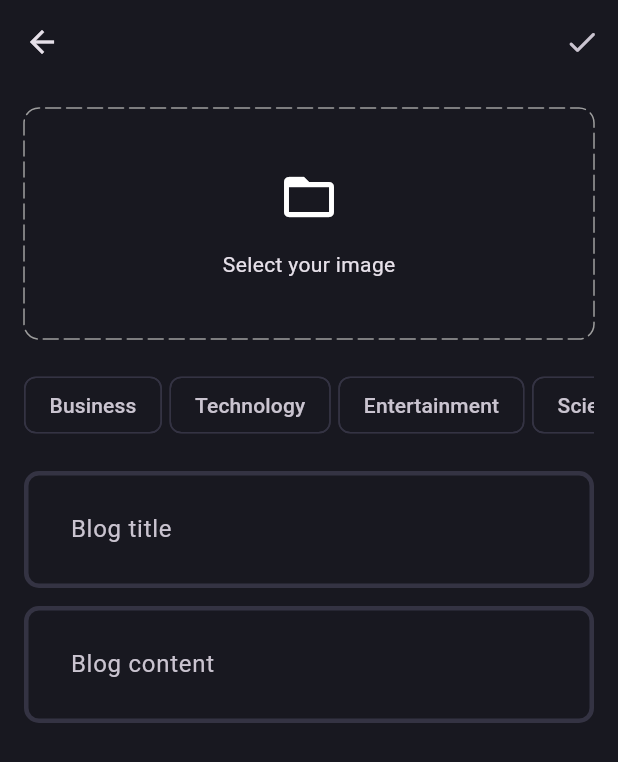
After one commit to fawzi-dev/blog, a Flutter app: the BlogPage screen opened directly, after a tap on an icon or button, on a phone screen of 412 x 824 dp. The commit adds this screen. Shown: the top 762 px of the screen. Run offline on Flutter 3.47's test engine with Material 3 defaults, Android fonts, the phone set to English and light mode, and no system bars; drawn by our look-alikes of dotted_border; our stand-ins replace flutter_bloc, fpdart, gap, get_it, image_picker, supabase_flutter; accounts and stored records are empty.

Commit message:
feat : blog editor finished

```diff
--- a/lib/core/theme/app_pallete.dart
+++ b/lib/core/theme/app_pallete.dart
@@ -2,7 +2,7 @@ import 'package:flutter/material.dart';
 
 class AppPallete {
   static const Color backgroundColor = Color.fromRGBO(24, 24, 32, 1);
-  static const Color gradient1 = Color.fromRGBO(187, 63, 221, 1);
+  static const Color gradient1 = Color.fromRGBO(182, 71, 212, 1);
   static const Color gradient2 = Color.fromRGBO(251, 109, 169, 1);
   static const Color gradient3 = Color.fromRGBO(255, 159, 124, 1);
   static const Color borderColor = Color.fromRGBO(52, 51, 67, 1);
--- a/lib/core/theme/theme.dart
+++ b/lib/core/theme/theme.dart
@@ -13,13 +13,16 @@ class AppTheme {
 
   static final darkThemeMode = ThemeData.dark().copyWith(
     scaffoldBackgroundColor: AppPallete.backgroundColor,
-    appBarTheme: const AppBarTheme(
-      backgroundColor: AppPallete.backgroundColor
-    ),
+    appBarTheme: const AppBarTheme(backgroundColor: AppPallete.backgroundColor),
     inputDecorationTheme: InputDecorationTheme(
       contentPadding: const EdgeInsets.all(27),
       enabledBorder: _border(),
       focusedBorder: _border(AppPallete.gradient2),
     ),
+    chipTheme: const ChipThemeData(
+      color: WidgetStatePropertyAll(AppPallete.backgroundColor),
+      side: BorderSide.none,
+
+    ),
   );
 }
--- /dev/null
+++ b/lib/core/utils/image_picker.dart
@@ -0,0 +1,16 @@
+import 'dart:io';
+
+import 'package:image_picker/image_picker.dart';
+
+Future<File?> pickImage() async {
+  try {
+    final xFile = await ImagePicker().pickImage(source: ImageSource.gallery);
+
+    if (xFile != null) {
+      return File(xFile.path);
+    }
+    return null;
+  } catch (e) {
+    return null;
+  }
+}
--- /dev/null
+++ b/lib/features/blog/presentation/pages/add_new_blog_page.dart
@@ -0,0 +1,165 @@
+import 'dart:io';
+
+import 'package:blog/core/utils/image_picker.dart';
+import 'package:dotted_border/dotted_border.dart';
+import 'package:flutter/material.dart';
+import 'package:gap/gap.dart';
+
+import '../../../../core/theme/app_pallete.dart';
+import '../widgets/blog_editor.dart';
+
+class AddNewBlogPage extends StatefulWidget {
+  static route() => MaterialPageRoute(
+        builder: (context) => const AddNewBlogPage(),
+      );
+  const AddNewBlogPage({super.key});
+
+  @override
+  State<AddNewBlogPage> createState() => _AddNewBlogPageState();
+}
+
+class _AddNewBlogPageState extends State<AddNewBlogPage> {
+  final titleController = TextEditingController();
+  final contentController = TextEditingController();
+  List<String> selectedTopics = [];
+
+  File? image;
+
+  void selectImage() async {
+    final pickdcImage = await pickImage();
+    if (pickdcImage != null) {
+      setState(() {
+        image = pickdcImage;
+      });
+    }
+  }
+
+  @override
+  void dispose() {
+    super.dispose();
+    titleController.dispose();
+    contentController.dispose();
+  }
+
+  @override
+  Widget build(BuildContext context) {
+    return Scaffold(
+      appBar: AppBar(
+        actions: [
+          IconButton(
+            icon: const Icon(Icons.done_rounded),
+            onPressed: () {},
+          ),
+        ],
+      ),
+      body: Padding(
+        padding: const EdgeInsets.all(16.0),
+        child: SingleChildScrollView(
+          child: Column(
+            children: [
+              image != null
+                  ? GestureDetector(
+                      onTap: () {
+                        selectImage();
+                      },
+                      child: SizedBox(
+                        height: 150,
+                        width: double.infinity,
+                        child: ClipRRect(
+                          borderRadius: BorderRadius.circular(10),
+                          child: Image.file(
+                            image!,
+                            fit: BoxFit.cover,
+                          ),
+                        ),
+                      ),
+                    )
+                  : GestureDetector(
+                      onTap: () {
+                        selectImage();
+                      },
+                      child: DottedBorder(
+                        color: AppPallete.greyColor,
+                        dashPattern: const [10, 4],
+                        radius: const Radius.circular(10),
+                        borderType: BorderType.RRect,
+                        strokeCap: StrokeCap.round,
+                        child: SizedBox(
+                          height: 150,
+                          width: double.infinity,
+                          child: Column(
+                            mainAxisAlignment: MainAxisAlignment.center,
+                            children: [
+                              const Icon(
+                                Icons.folder_open,
+                                size: 40,
+                              ),
+                              const Gap(15),
+                              Text(
+                                'Select your image',
+                                style: Theme.of(context).textTheme.bodyMedium,
+                              ),
+                            ],
+                          ),
+                        ),
+                      ),
+                    ),
+              const Gap(20),
+              SingleChildScrollView(
+                scrollDirection: Axis.horizontal,
+                child: Row(
+                  children: [
+                    'Business',
+                    'Technology',
+                    'Entertainment',
+                    'Science',
+                    'Health',
+                    'Politics',
+                  ]
+                      .map(
+                        (e) => Padding(
+                          padding: const EdgeInsets.only(right: 5.0),
+                          child: GestureDetector(
+                            onTap: () {
+                              if (selectedTopics.contains(e)) {
+                                selectedTopics.remove(e);
+                              } else {
+                                selectedTopics.add(e);
+                              }
+                              setState(() {});
+                            },
+                            child: Chip(
+                              label: Text(e),
+                              color: selectedTopics.contains(e)
+                                  ? const WidgetStatePropertyAll(
+                                      AppPallete.gradient1)
+                                  : null,
+                              side: selectedTopics.contains(e)
+                                  ? null
+                                  : const BorderSide(
+                                      color: AppPallete.borderColor,
+                                    ),
+                            ),
+                          ),
+                        ),
+                      )
+                      .toList(),
+                ),
+              ),
+              const Gap(20),
+              BlogEditor(
+                controller: titleController,
+                hintText: 'Blog title',
+              ),
+              const Gap(12),
+              BlogEditor(
+                controller: contentController,
+                hintText: 'Blog content',
+              ),
+            ],
+          ),
+        ),
+      ),
+    );
+  }
+}
--- /dev/null
+++ b/lib/features/blog/presentation/pages/blog_page.dart
@@ -0,0 +1,31 @@
+import 'package:blog/features/blog/presentation/pages/add_new_blog_page.dart';
+import 'package:flutter/cupertino.dart';
+import 'package:flutter/material.dart';
+
+class BlogPage extends StatelessWidget {
+  const BlogPage({super.key});
+
+  @override
+  Widget build(BuildContext context) {
+    return Scaffold(
+      appBar: AppBar(
+        title: const Text('Blog App'),
+        actions: [
+          IconButton(
+            icon: const Icon(CupertinoIcons.add_circled),
+            onPressed: () {
+              Navigator.push(context, AddNewBlogPage.route());
+            },
+          ),
+        ],
+      ),
+      body: const Padding(
+        padding: EdgeInsets.all(16.0),
+        child: SingleChildScrollView(
+            child: Column(
+          children: [],
+        )),
+      ),
+    );
+  }
+}
--- /dev/null
+++ b/lib/features/blog/presentation/widgets/blog_editor.dart
@@ -0,0 +1,20 @@
+import 'package:flutter/material.dart';
+
+class BlogEditor extends StatelessWidget {
+  final TextEditingController controller;
+  final String hintText;
+  const BlogEditor({
+    super.key,
+    required this.controller,
+    required this.hintText,
+  });
+
+  @override
+  Widget build(BuildContext context) {
+    return TextFormField(
+      controller: controller,
+      decoration: InputDecoration(hintText: hintText),
+      maxLines: null,
+    );
+  }
+}
--- a/lib/main.dart
+++ b/lib/main.dart
@@ -2,6 +2,7 @@ import 'package:blog/core/common/cubits/app_user/app_user_cubit.dart';
 import 'package:blog/core/theme/theme.dart';
 import 'package:blog/features/auth/presentation/bloc/auth_bloc.dart';
 import 'package:blog/features/auth/presentation/pages/login_page.dart';
+import 'package:blog/features/blog/presentation/pages/blog_page.dart';
 import 'package:blog/init_dependency/init_dependencies.dart';
 import 'package:flutter/material.dart';
 import 'package:flutter_bloc/flutter_bloc.dart';
@@ -51,16 +52,7 @@ class _MyAppState extends State<MyApp> {
         },
         builder: (context, state) {
           if (state) {
-            return const Scaffold(
-              body: Center(
-                child: Text(
-                  'Welcome to Flutter',
-                  style: TextStyle(
-                    color: Colors.white,
-                  ),
-                ),
-              ),
-            );
+            return const BlogPage();
           } else {
             return const LoginPage();
           }
--- a/pubspec.yaml
+++ b/pubspec.yaml
@@ -39,6 +39,9 @@ dependencies:
   supabase_flutter: ^2.5.6
   flutter_bloc: ^8.1.6
   get_it: ^7.7.0
+  dotted_border: ^2.1.0
+  gap: ^3.0.1
+  image_picker: ^1.1.2
 
 dev_dependencies:
   flutter_test:
```
Also changed, not shown: pubspec.lock, 5 other files.
